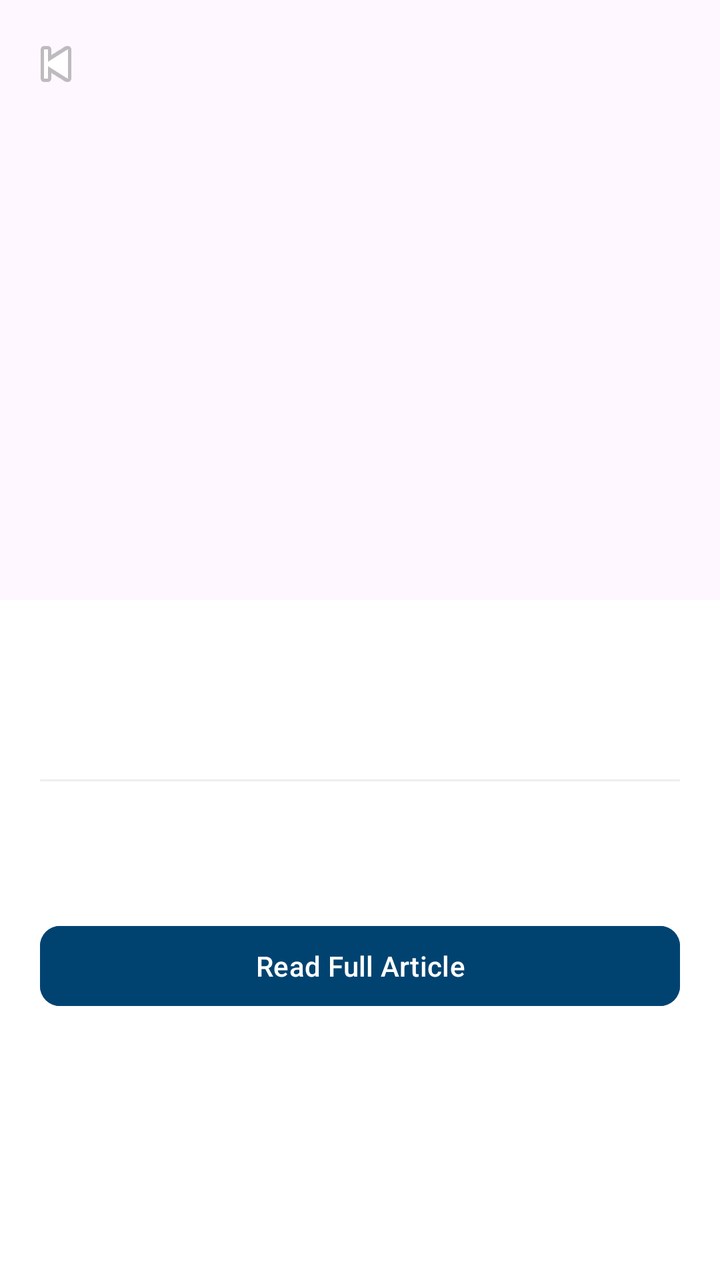
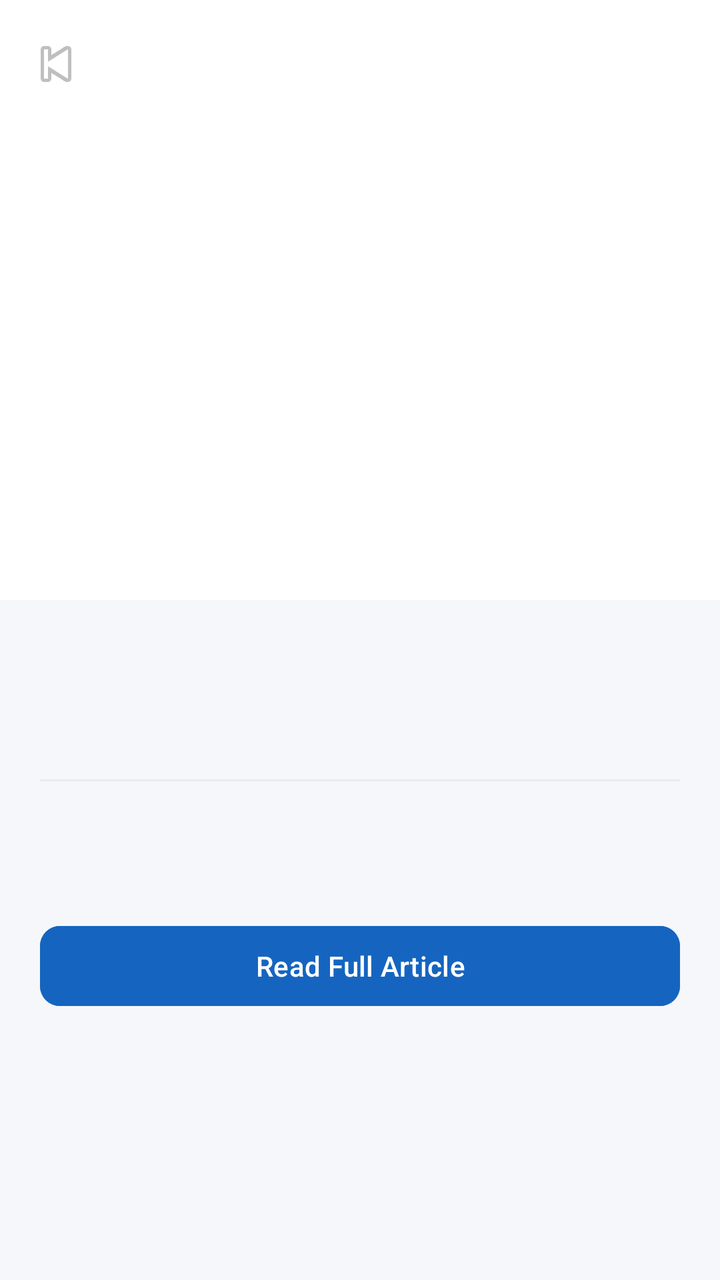

Compare the two renders of this Android layout. The source of the first and the diff that turns it into the second are given below.
<!-- AndroidManifest.xml: application theme Theme.Kabarin -->
<!-- res/layout/activity_detail.xml -->
<?xml version="1.0" encoding="utf-8"?>
<androidx.coordinatorlayout.widget.CoordinatorLayout
    xmlns:android="http://schemas.android.com/apk/res/android"
    xmlns:app="http://schemas.android.com/apk/res-auto"
    android:layout_width="match_parent"
    android:layout_height="match_parent"
    android:background="#FFFFFF">

    <com.google.android.material.appbar.AppBarLayout
        android:layout_width="match_parent"
        android:layout_height="300dp"
        android:theme="@style/ThemeOverlay.MaterialComponents.Dark.ActionBar">

        <com.google.android.material.appbar.CollapsingToolbarLayout
            android:id="@+id/collapsing_toolbar"
            android:layout_width="match_parent"
            android:layout_height="match_parent"
            app:contentScrim="#004371"
            app:layout_scrollFlags="scroll|exitUntilCollapsed">

            <ImageView
                android:id="@+id/ivDetailImage"
                android:layout_width="match_parent"
                android:layout_height="match_parent"
                android:scaleType="centerCrop"
                app:layout_collapseMode="parallax" />

            <androidx.appcompat.widget.Toolbar
                android:id="@+id/toolbar"
                android:layout_width="match_parent"
                android:layout_height="?attr/actionBarSize"
                app:layout_collapseMode="pin"
                app:navigationIcon="@android:drawable/ic_media_previous" />

        </com.google.android.material.appbar.CollapsingToolbarLayout>
    </com.google.android.material.appbar.AppBarLayout>

    <androidx.core.widget.NestedScrollView
        android:layout_width="match_parent"
        android:layout_height="match_parent"
        app:layout_behavior="@string/appbar_scrolling_view_behavior">

        <LinearLayout
            android:layout_width="match_parent"
            android:layout_height="wrap_content"
            android:orientation="vertical"
            android:padding="20dp">

            <TextView
                android:id="@+id/tvDetailTitle"
                android:layout_width="match_parent"
                android:layout_height="wrap_content"
                android:textColor="#0A1D2D"
                android:textSize="22sp"
                android:textStyle="bold" />

            <TextView
                android:id="@+id/tvDetailDate"
                android:layout_width="match_parent"
                android:layout_height="wrap_content"
                android:layout_marginTop="8dp"
                android:textColor="#727780"
                android:textSize="12sp" />

            <View
                android:layout_width="match_parent"
                android:layout_height="1dp"
                android:layout_marginTop="16dp"
                android:layout_marginBottom="16dp"
                android:background="#EEEEEE" />

            <TextView
                android:id="@+id/tvDetailContent"
                android:layout_width="match_parent"
                android:layout_height="wrap_content"
                android:lineSpacingExtra="6dp"
                android:textColor="#41474F"
                android:textSize="15sp" />

            <Button
                android:id="@+id/btnOpenBrowser"
                android:layout_width="match_parent"
                android:layout_height="wrap_content"
                android:layout_marginTop="32dp"
                android:text="Read Full Article"
                android:backgroundTint="#004371"
                app:cornerRadius="10dp" />

        </LinearLayout>
    </androidx.core.widget.NestedScrollView>

</androidx.coordinatorlayout.widget.CoordinatorLayout>
<!-- resources referenced by this layout -->
<resources>
  <style name="Theme.Kabarin" parent="Base.Theme.Kabarin" />
  <style name="Base.Theme.Kabarin" parent="Theme.Material3.DayNight.NoActionBar">
          
          
      </style>
</resources>

<!-- the commit's change to res/layout/activity_detail.xml (unified diff, before → after) -->
@@ -4,18 +4,18 @@
     xmlns:app="http://schemas.android.com/apk/res-auto"
     android:layout_width="match_parent"
     android:layout_height="match_parent"
-    android:background="#FFFFFF">
+    android:background="?android:attr/windowBackground">
 
     <com.google.android.material.appbar.AppBarLayout
         android:layout_width="match_parent"
         android:layout_height="300dp"
-        android:theme="@style/ThemeOverlay.MaterialComponents.Dark.ActionBar">
+        android:theme="@style/Theme.Kabarin.AppBarOverlay">
 
         <com.google.android.material.appbar.CollapsingToolbarLayout
             android:id="@+id/collapsing_toolbar"
             android:layout_width="match_parent"
             android:layout_height="match_parent"
-            app:contentScrim="#004371"
+            app:contentScrim="?attr/colorPrimary"
             app:layout_scrollFlags="scroll|exitUntilCollapsed">
 
             <ImageView
@@ -30,7 +30,8 @@
                 android:layout_width="match_parent"
                 android:layout_height="?attr/actionBarSize"
                 app:layout_collapseMode="pin"
-                app:navigationIcon="@android:drawable/ic_media_previous" />
+                app:navigationIcon="@android:drawable/ic_media_previous"
+                app:navigationIconTint="?attr/colorOnSurface" />
 
         </com.google.android.material.appbar.CollapsingToolbarLayout>
     </com.google.android.material.appbar.AppBarLayout>
@@ -50,7 +51,7 @@
                 android:id="@+id/tvDetailTitle"
                 android:layout_width="match_parent"
                 android:layout_height="wrap_content"
-                android:textColor="#0A1D2D"
+                android:textColor="?attr/colorOnSurface"
                 android:textSize="22sp"
                 android:textStyle="bold" />
 
@@ -59,7 +60,7 @@
                 android:layout_width="match_parent"
                 android:layout_height="wrap_content"
                 android:layout_marginTop="8dp"
-                android:textColor="#727780"
+                android:textColor="?attr/colorOnSurfaceVariant"
                 android:textSize="12sp" />
 
             <View
@@ -67,14 +68,14 @@
                 android:layout_height="1dp"
                 android:layout_marginTop="16dp"
                 android:layout_marginBottom="16dp"
-                android:background="#EEEEEE" />
+                android:background="?attr/colorOutline" />
 
             <TextView
                 android:id="@+id/tvDetailContent"
                 android:layout_width="match_parent"
                 android:layout_height="wrap_content"
                 android:lineSpacingExtra="6dp"
-                android:textColor="#41474F"
+                android:textColor="?attr/colorOnSurface"
                 android:textSize="15sp" />
 
             <Button
@@ -83,7 +84,8 @@
                 android:layout_height="wrap_content"
                 android:layout_marginTop="32dp"
                 android:text="Read Full Article"
-                android:backgroundTint="#004371"
+                android:backgroundTint="?attr/colorPrimary"
+                android:textColor="?attr/colorOnPrimary"
                 app:cornerRadius="10dp" />
 
         </LinearLayout>
<!-- resource entries referenced after the edit -->
@@ -1,9 +1,17 @@
 <!-- resources referenced by this layout -->
 <resources>
+  <style name="Theme.Kabarin.AppBarOverlay" parent="ThemeOverlay.AppCompat.Light" />
   <style name="Theme.Kabarin" parent="Base.Theme.Kabarin" />
   <style name="Base.Theme.Kabarin" parent="Theme.Material3.DayNight.NoActionBar">
-          
-          
+          <item name="colorPrimary">#1565C0</item>
+          <item name="colorOnPrimary">#FFFFFF</item>
+          <item name="colorPrimaryContainer">#D0E4F7</item>
+  
+          <item name="android:windowBackground">#F5F7FA</item>
+          <item name="colorSurface">#FFFFFF</item>
+          <item name="colorOnSurface">#0D1B2A</item>
+          <item name="colorOnSurfaceVariant">#5A6878</item>
+          <item name="colorOutline">#E8ECF0</item>
       </style>
 </resources>
 
